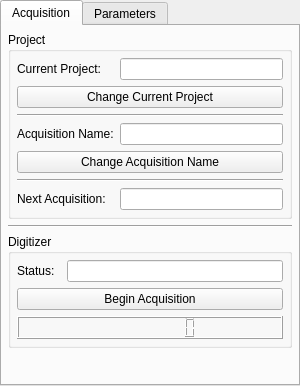
The window that src/flashy/gui/ui/dt5781_controls.ui (JemmeCh/Flashy_Project) describes before a commit, drawn with Qt 5.
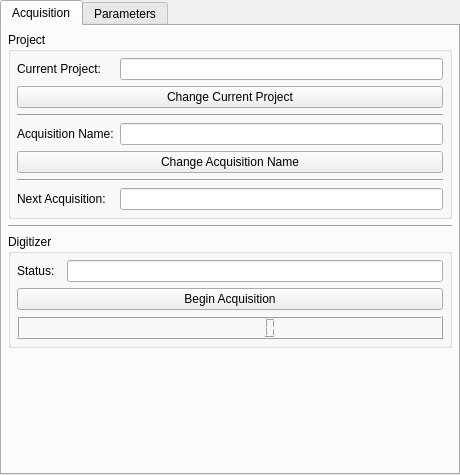
The same window after the commit.

```diff
--- a/src/flashy/gui/ui/dt5781_controls.ui
+++ b/src/flashy/gui/ui/dt5781_controls.ui
@@ -6,12 +6,12 @@
    <rect>
     <x>0</x>
     <y>0</y>
-    <width>300</width>
-    <height>386</height>
+    <width>460</width>
+    <height>475</height>
    </rect>
   </property>
   <property name="sizePolicy">
-   <sizepolicy hsizetype="Fixed" vsizetype="Expanding">
+   <sizepolicy hsizetype="Expanding" vsizetype="Expanding">
     <horstretch>0</horstretch>
     <verstretch>0</verstretch>
    </sizepolicy>
```
